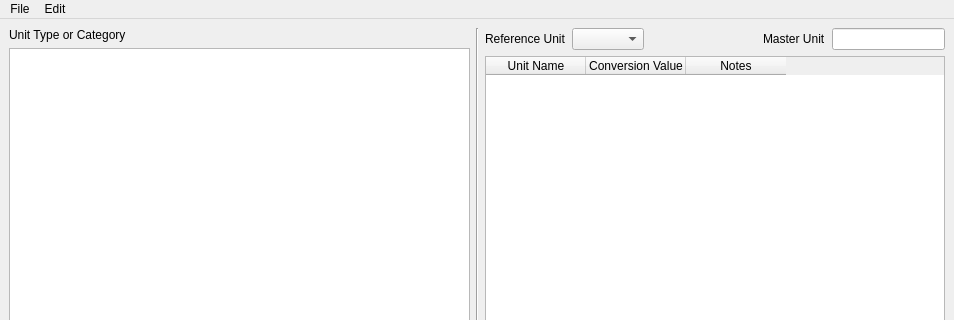
Old version of the form datatablewindow.ui in the repository fjpereny/konverter; both pictures show x 0 to 954 and y 0 to 320 of the 954 by 615 pixel window.
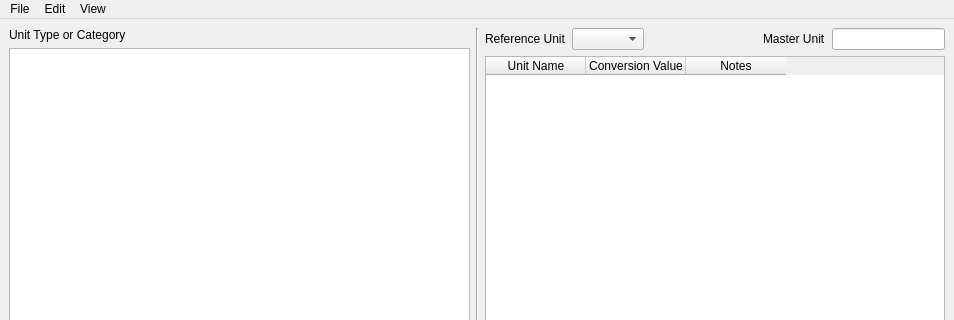
New version of the form.

What changed in the file:
```diff
--- a/datatablewindow.ui
+++ b/datatablewindow.ui
@@ -249,8 +249,15 @@
     <addaction name="separator"/>
     <addaction name="actionChange_Master_Unit"/>
    </widget>
+   <widget class="QMenu" name="menuView">
+    <property name="title">
+     <string>View</string>
+    </property>
+    <addaction name="actionDecimal_Precision"/>
+   </widget>
    <addaction name="menuFile"/>
    <addaction name="menuEdit"/>
+   <addaction name="menuView"/>
   </widget>
   <widget class="QStatusBar" name="statusbar"/>
   <action name="actionImport">
```
Left out of the diff: 5 changed lines with no effect on the pictures.
